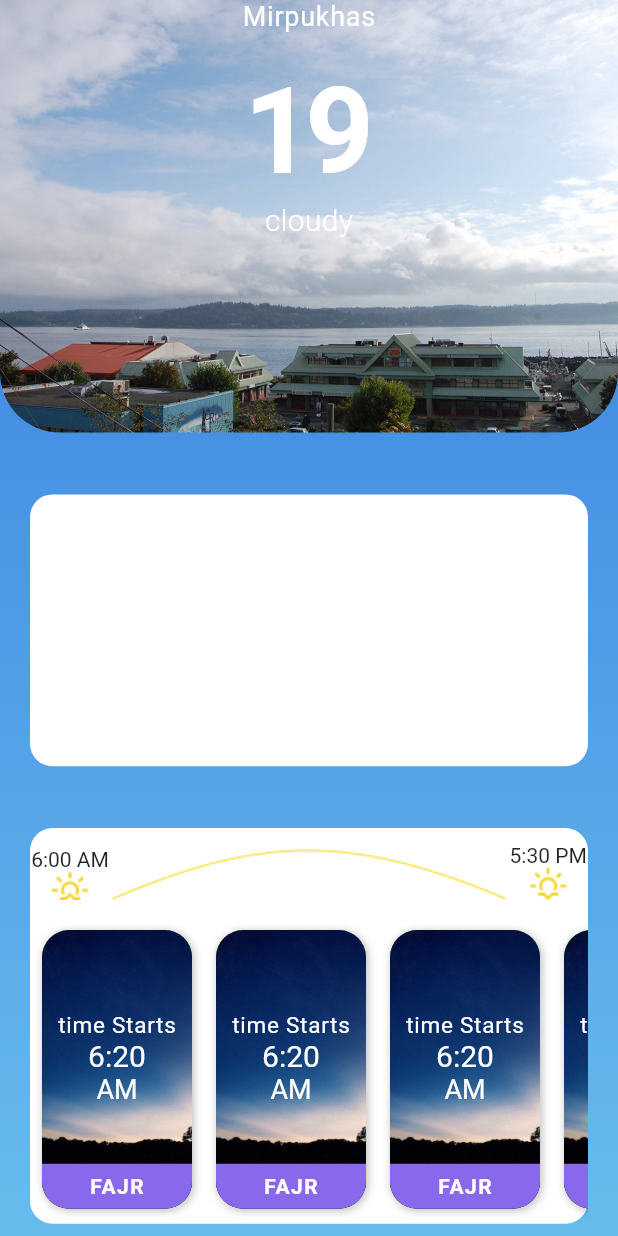
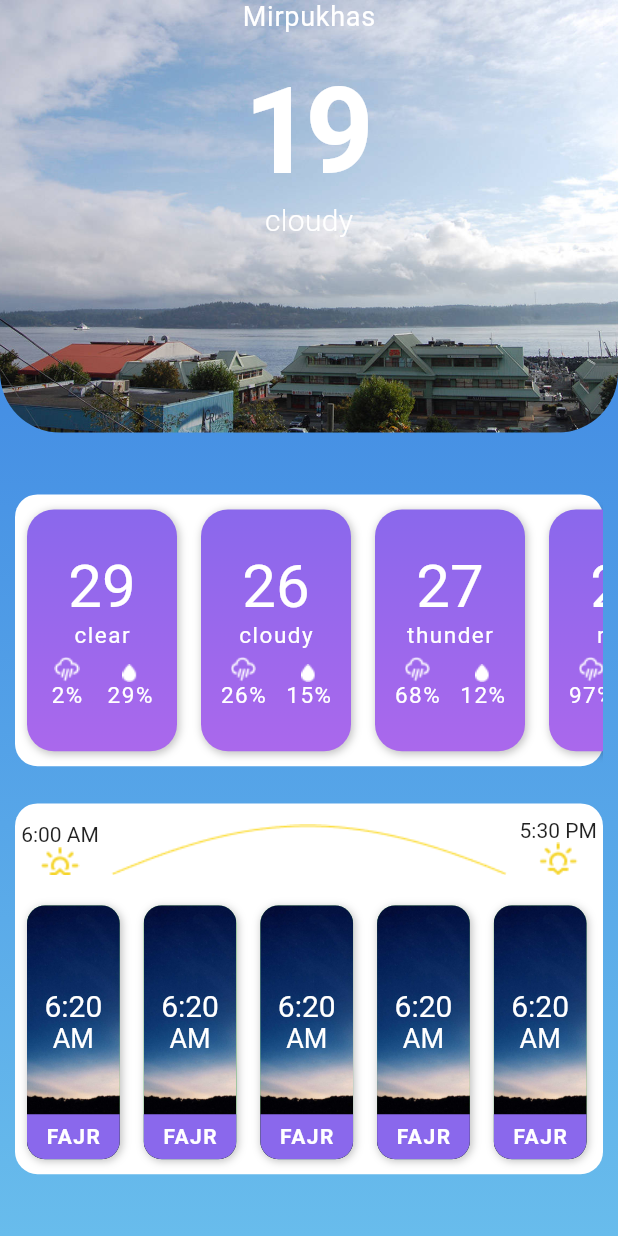
Before and after one commit to mUmarBaloch/Flutter-Weather-App, a Flutter app: the screen it shows after launch, on a phone screen of 412 x 824 dp. Run offline on Flutter 3.47's test engine with Material 2 defaults, Android fonts, the phone set to English and light mode, and no system bars.

Commit message:
Getting Cards Dynamically, Renamed PredictionWather model class to PredictionWeather

```diff
--- a/lib/Models/prediction_weather_model.dart
+++ b/lib/Models/prediction_weather_model.dart
@@ -1,9 +1,20 @@
-class PredictionWrather {
-  final String temprature;
+class PredictionWeather {
+  final int temprature;
   final String status;
   final int rainChances;
   final int humidity;
 
-  PredictionWrather(
+  PredictionWeather(
       {this.temprature, this.status, this.rainChances, this.humidity});
 }
+
+List<PredictionWeather> prediction = [
+  PredictionWeather(
+      humidity: 29, status: 'clear', rainChances: 2, temprature: 29),
+  PredictionWeather(
+      humidity: 15, status: 'cloudy', rainChances: 26, temprature: 26),
+  PredictionWeather(
+      humidity: 12, status: 'thunder', rainChances: 68, temprature: 27),
+  PredictionWeather(
+      humidity: 14, status: 'rainy', rainChances: 97, temprature: 23),
+];
--- a/lib/Models/weather_model.dart
+++ b/lib/Models/weather_model.dart
@@ -2,13 +2,5 @@ class Weather {
   final String city;
   final int temprature;
   final String status;
-
   Weather({this.city, this.temprature, this.status});
 }
-
-List<Weather> sample = [
-  Weather(city: 'Karachi', temprature: 18, status: 'clear'),
-  Weather(city: 'Mirpurkhas', temprature: 27, status: 'clouldy'),
-  Weather(city: 'Hyderabad', temprature: 22, status: 'clear'),
-  Weather(city: 'Nawabshah', temprature: 19, status: 'clear'),
-];
--- a/lib/Views/Widgets/prayer_card.dart
+++ b/lib/Views/Widgets/prayer_card.dart
@@ -1,4 +1,5 @@
 import 'package:flutter/material.dart';
+import 'package:weather_app/core/device_config.dart';
 
 class PrayerCard extends StatelessWidget {
   @override
@@ -10,14 +11,14 @@ class PrayerCard extends StatelessWidget {
             vertical: 10,
           ),
           height: 120,
-          width: 100,
+          width: DeviceConfig().width * 0.15,
           decoration: BoxDecoration(
             color: Colors.green,
             image: DecorationImage(
               fit: BoxFit.fitHeight,
               image: AssetImage('assets/fajr.jpg'),
             ),
-            borderRadius: BorderRadius.circular(18),
+            borderRadius: BorderRadius.circular(12),
             boxShadow: [
               BoxShadow(
                 color: Colors.black.withOpacity(.25),
@@ -38,13 +39,6 @@ class PrayerCard extends StatelessWidget {
                         height: 15,
                       ),
                       Text(
-                        'time Starts',
-                        style: TextStyle(
-                            color: Colors.white,
-                            fontSize: 15,
-                            letterSpacing: 0.5),
-                      ),
-                      Text(
                         '6:20',
                         style: TextStyle(color: Colors.white, fontSize: 20),
                       ),
@@ -60,8 +54,8 @@ class PrayerCard extends StatelessWidget {
                 height: 30,
                 decoration: BoxDecoration(
                   borderRadius: BorderRadius.only(
-                      bottomRight: Radius.circular(18),
-                      bottomLeft: Radius.circular(18)),
+                      bottomRight: Radius.circular(12),
+                      bottomLeft: Radius.circular(12)),
                   color: Color.fromRGBO(138, 104, 236, 1),
                 ),
                 child: Center(
--- a/lib/Views/Widgets/prediction_card.dart
+++ b/lib/Views/Widgets/prediction_card.dart
@@ -2,10 +2,17 @@ import 'package:flutter/material.dart';
 import 'package:weather_app/constants.dart';
 
 class PredictionCard extends StatelessWidget {
-  final temprature;
-  final status;
+  final int temprature;
+  final String status;
+  final num humidity;
+  final num rainChances;
 
-  const PredictionCard({this.temprature, this.status});
+  const PredictionCard({
+    this.temprature,
+    this.status,
+    this.humidity,
+    this.rainChances,
+  });
 
   @override
   Widget build(BuildContext context) {
@@ -44,7 +51,7 @@ class PredictionCard extends StatelessWidget {
                       image: AssetImage('assets/rainIcon.png'),
                     ),
                     Text(
-                      '23%',
+                      '$rainChances%',
                       style: TextStyle(
                           color: Colors.white, fontSize: 15, letterSpacing: 1),
                     ),
@@ -55,7 +62,7 @@ class PredictionCard extends StatelessWidget {
                   children: [
                     Image.asset('assets/rainDropIcon.png'),
                     Text(
-                      '0%',
+                      '$humidity%',
                       style: TextStyle(
                           color: Colors.white, fontSize: 15, letterSpacing: 1),
                     ),
--- a/lib/Views/Widgets/top_weather_widget.dart
+++ b/lib/Views/Widgets/top_weather_widget.dart
@@ -1,6 +1,6 @@
 import 'package:flutter/material.dart';
 import 'package:weather_app/core/device_config.dart';
-import 'package:weather_app/models/wether_model.dart';
+import 'package:weather_app/models/weather_model.dart';
 
 class TopWeatherWidget extends StatelessWidget {
   @override
--- a/lib/Views/main_screen.dart
+++ b/lib/Views/main_screen.dart
@@ -1,12 +1,12 @@
 import 'package:flutter/material.dart';
-import 'package:weather_app/Views/Widgets/prediction_card.dart';
 import 'package:weather_app/constants.dart';
 import 'package:weather_app/core/device_config.dart';
-import 'package:weather_app/models/wether_model.dart';
-import 'package:weather_app/views/Widgets/prediction_card.dart' as card;
+import 'package:weather_app/models/prediction_weather_model.dart';
+import 'package:weather_app/models/weather_model.dart';
 import 'package:weather_app/views/Widgets/top_weather_widget.dart';
 
 import 'Widgets/prayer_card.dart';
+import 'Widgets/prediction_card.dart';
 
 class MainScreen extends StatelessWidget {
   @override
@@ -28,22 +28,25 @@ class MainScreen extends StatelessWidget {
         TopWeatherWidget(),
         SizedBox(height: _device.height * 0.05),
         Padding(
-          padding: const EdgeInsets.symmetric(horizontal: 20, vertical: 0),
+          padding: const EdgeInsets.symmetric(horizontal: 10, vertical: 0),
           child: Container(
-            child: ListView(
+            child: ListView.builder(
               scrollDirection: Axis.horizontal,
-              children: sample
-                  .map((obj) => card.PredictionCard(
-                      temprature: obj.temprature, status: obj.status))
-                  .toList(),
+              itemBuilder: (context, index) => PredictionCard(
+                temprature: prediction[index].temprature,
+                status: prediction[index].status,
+                rainChances: prediction[index].rainChances,
+                humidity: prediction[index].humidity,
+              ),
+              itemCount: prediction.length,
             ),
             height: _device.height * 0.22,
             decoration: cardDecoration,
           ),
         ),
-        SizedBox(height: _device.height * 0.05),
+        SizedBox(height: _device.height * 0.03),
         Padding(
-          padding: const EdgeInsets.symmetric(horizontal: 20),
+          padding: const EdgeInsets.symmetric(horizontal: 10),
           child: Container(
             child: Column(
               children: [
@@ -75,19 +78,15 @@ class MainScreen extends StatelessWidget {
                   height: 10,
                 ),
                 Expanded(
-                  child: ListView(
+                  child: ListView.builder(
                     scrollDirection: Axis.horizontal,
-                    children: [
-                      PrayerCard(),
-                      PrayerCard(),
-                      PrayerCard(),
-                      PrayerCard(),
-                    ],
+                    itemBuilder: (context, index) => PrayerCard(),
+                    itemCount: 5,
                   ),
-                ),
+                )
               ],
             ),
-            height: _device.height * 0.32,
+            height: _device.height * 0.30,
             decoration: BoxDecoration(
                 color: Colors.white,
                 borderRadius: BorderRadius.all(Radius.circular(15))),
```
